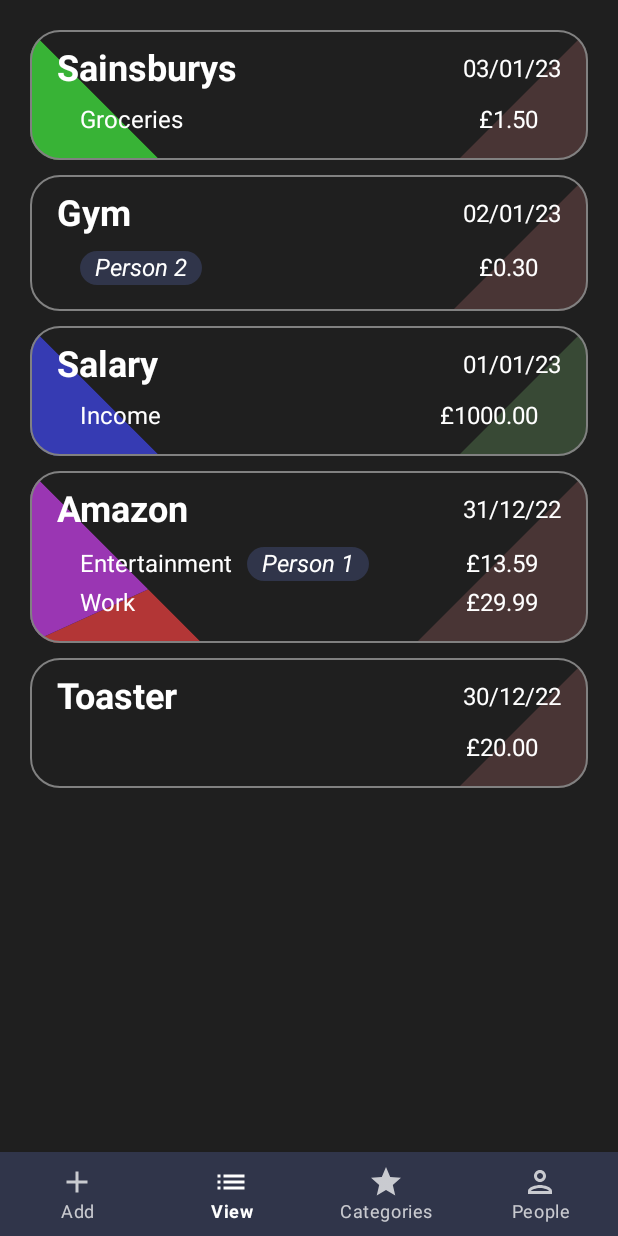
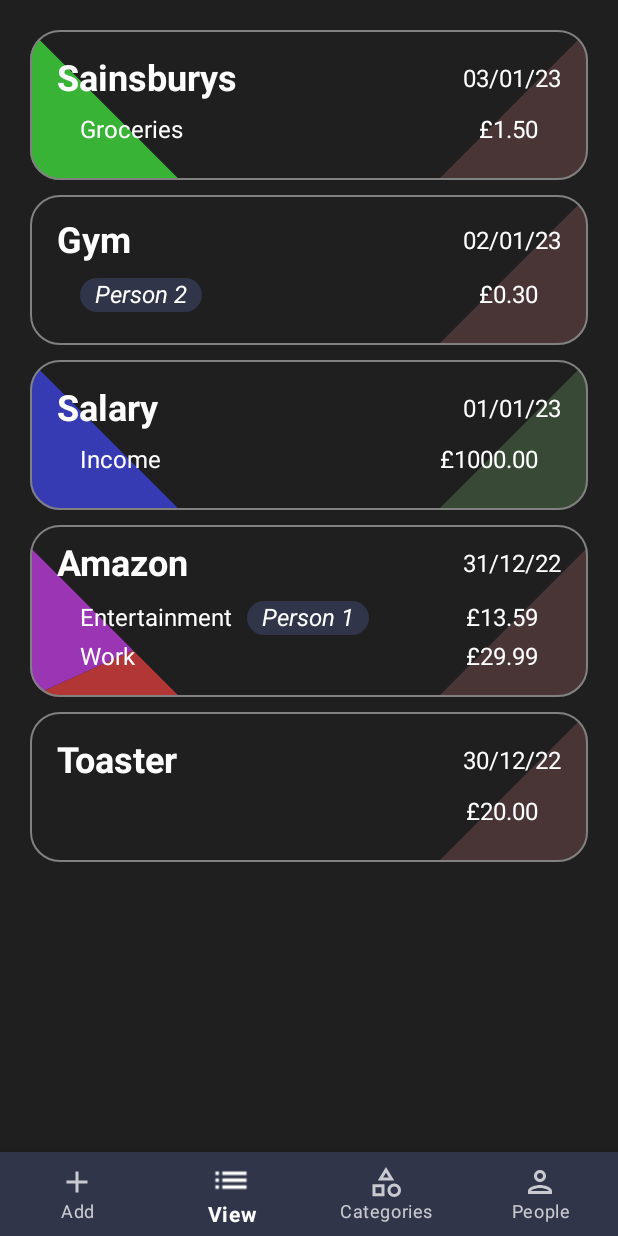
Before and after one commit to EwasWorld/ProjectNummi, an Android app built with Jetpack Compose: the screen it shows after launch (MainActivity), on a phone screen of 412 x 824 dp. Run offline under Robolectric (Android 15) with nearby library versions, the phone set to English and light mode, and no system bars.

Commit message:
Forced a fixed height on ViewTransactionsScreen corner triangles. Added a scalar to the selected icon and changed category icon on NummiBottomNav

```diff
--- a/app/src/main/java/com/eywa/projectnummi/common/Coordinates.kt
+++ b/app/src/main/java/com/eywa/projectnummi/common/Coordinates.kt
@@ -12,6 +12,9 @@ data class Cartesian(
     )
 }
 
+/**
+ * @param theta in radians
+ */
 data class Polar(
         val r: Float,
         val theta: Float,
--- a/app/src/main/java/com/eywa/projectnummi/features/viewTransactions/ViewTransactionsScreen.kt
+++ b/app/src/main/java/com/eywa/projectnummi/features/viewTransactions/ViewTransactionsScreen.kt
@@ -50,12 +50,14 @@ fun ViewTransactionsScreen(
             modifier = Modifier.fillMaxSize()
     ) {
         items(displayItems) { item ->
-            Box {
-                Surface(
-                        color = Color.Transparent,
-                        border = BorderStroke(NummiTheme.dimens.listItemBorder, NummiTheme.colors.listItemBorder),
-                        shape = NummiTheme.shapes.generalListItem,
-                        modifier = Modifier.fillMaxWidth()
+            Surface(
+                    color = Color.Transparent,
+                    border = BorderStroke(NummiTheme.dimens.listItemBorder, NummiTheme.colors.listItemBorder),
+                    shape = NummiTheme.shapes.generalListItem,
+                    modifier = Modifier.fillMaxWidth()
+            ) {
+                Box(
+                        contentAlignment = Alignment.Center
                 ) {
                     if (item.amount.any { it.category != null }) {
                         CornerTriangleBox(
@@ -63,7 +65,9 @@ fun ViewTransactionsScreen(
                                 state = CornerTriangleShapeState(
                                         isTop = false,
                                         segmentWeights = item.amount.map { it.amount },
+                                        forceSize = 100.dp,
                                 ),
+                                modifier = Modifier.align(Alignment.BottomStart)
                         )
                     }
                     CornerTriangleBox(
@@ -71,8 +75,11 @@ fun ViewTransactionsScreen(
                             state = CornerTriangleShapeState(
                                     isTop = false,
                                     isLeft = false,
+                                    forceSize = 100.dp,
                             ),
-                            modifier = Modifier.alpha(0.3f)
+                            modifier = Modifier
+                                    .alpha(0.3f)
+                                    .align(Alignment.BottomEnd)
                     )
                     Column(
                             horizontalAlignment = Alignment.CenterHorizontally,
--- a/app/src/main/java/com/eywa/projectnummi/main/NummiBottomNav.kt
+++ b/app/src/main/java/com/eywa/projectnummi/main/NummiBottomNav.kt
@@ -6,20 +6,20 @@ import androidx.compose.material.icons.Icons
 import androidx.compose.material.icons.filled.Add
 import androidx.compose.material.icons.filled.List
 import androidx.compose.material.icons.filled.Person
-import androidx.compose.material.icons.filled.Star
 import androidx.compose.material.icons.outlined.Add
 import androidx.compose.material.icons.outlined.List
 import androidx.compose.material.icons.outlined.Person
-import androidx.compose.material.icons.outlined.Star
 import androidx.compose.runtime.Composable
 import androidx.compose.runtime.getValue
 import androidx.compose.ui.Modifier
+import androidx.compose.ui.draw.scale
 import androidx.compose.ui.semantics.contentDescription
 import androidx.compose.ui.semantics.semantics
 import androidx.compose.ui.text.font.FontWeight
 import androidx.compose.ui.text.style.TextOverflow
 import androidx.navigation.NavController
 import androidx.navigation.compose.currentBackStackEntryAsState
+import com.eywa.projectnummi.R
 import com.eywa.projectnummi.ui.theme.NummiTheme
 import com.eywa.projectnummi.ui.utils.NummiIconInfo
 
@@ -63,8 +63,8 @@ fun NummiBottomNav(
                 onClick = onClick,
         )
         NummiBottomNavItem(
-                icon = NummiIconInfo.VectorIcon(Icons.Outlined.Star),
-                selectedIcon = NummiIconInfo.VectorIcon(Icons.Filled.Star),
+                icon = NummiIconInfo.PainterIcon(R.drawable.ic_category_outline),
+                selectedIcon = NummiIconInfo.PainterIcon(R.drawable.ic_category_baseline),
                 label = "Categories",
                 contentDescription = "Manage categories",
                 destination = MainNavRoute.MANAGE_CATEGORIES,
@@ -147,6 +147,8 @@ fun RowScope.NummiBottomNavItem(
                         overflow = TextOverflow.Ellipsis,
                 )
             },
-            modifier = Modifier.semantics { this.contentDescription = contentDescription }
+            modifier = Modifier
+                    .semantics { this.contentDescription = contentDescription }
+                    .scale(if (isSelected) 1.15f else 1.0f)
     )
 }
--- a/app/src/main/java/com/eywa/projectnummi/ui/components/CornerTriangleShape.kt
+++ b/app/src/main/java/com/eywa/projectnummi/ui/components/CornerTriangleShape.kt
@@ -15,6 +15,7 @@ import androidx.compose.ui.graphics.Color
 import androidx.compose.ui.tooling.preview.Preview
 import androidx.compose.ui.tooling.preview.PreviewParameter
 import androidx.compose.ui.tooling.preview.datasource.CollectionPreviewParameterProvider
+import androidx.compose.ui.unit.Dp
 import androidx.compose.ui.unit.dp
 import com.eywa.projectnummi.common.ColorHelper
 import com.eywa.projectnummi.common.Polar
@@ -32,6 +33,10 @@ data class CornerTriangleShapeState(
          * False: Each segment is given the same arc angle
          */
         val usePercentage: Boolean = true,
+        /**
+         * If no size is provided, matches parent size
+         */
+        val forceSize: Dp? = null,
 ) {
     private val percentage = 1f / (segmentWeights.sum())
 
@@ -50,7 +55,11 @@ data class CornerTriangleShapeState(
                         segmentWeights[segmentIndex] * percentage
                 )
             }
+
 }
+
+private fun Modifier.getSizeModifier(scope: BoxScope, forceSize: Dp? = null) =
+        if (forceSize == null) with(scope) { matchParentSize() } else size(forceSize)
 
 /**
  * Note: if [colors] length doesn't match [CornerTriangleShapeState.segmentWeights] length,
@@ -64,9 +73,10 @@ fun BoxScope.CornerTriangleBox(
         state: CornerTriangleShapeState = CornerTriangleShapeState(),
 ) {
     require(colors.isNotEmpty()) { "Must provide at least one colour" }
+
     Box(
             modifier = modifier
-                    .matchParentSize()
+                    .getSizeModifier(this, state.forceSize)
                     .clip(state
                             .copy(segmentWeights = listOf(1))
                             .getShape())
@@ -95,7 +105,7 @@ fun BoxScope.CornerTriangleBox(
 ) {
     Box(
             modifier = modifier
-                    .matchParentSize()
+                    .getSizeModifier(this, state.forceSize)
                     .clip(state.getShape(segmentIndex))
                     .background(color)
     )
--- /dev/null
+++ b/app/src/main/res/drawable/ic_category_baseline.xml
@@ -0,0 +1,20 @@
+<vector xmlns:android="http://schemas.android.com/apk/res/android"
+    android:width="24dp"
+    android:height="24dp"
+    android:tint="@color/white"
+    android:viewportWidth="24"
+    android:viewportHeight="24"
+    >
+    <path
+        android:fillColor="@android:color/white"
+        android:pathData="M12,2l-5.5,9h11z"
+        />
+    <path
+        android:fillColor="@android:color/white"
+        android:pathData="M17.5,17.5m-4.5,0a4.5,4.5 0,1 1,9 0a4.5,4.5 0,1 1,-9 0"
+        />
+    <path
+        android:fillColor="@android:color/white"
+        android:pathData="M3,13.5h8v8H3z"
+        />
+</vector>
--- /dev/null
+++ b/app/src/main/res/drawable/ic_category_outline.xml
@@ -0,0 +1,12 @@
+<vector xmlns:android="http://schemas.android.com/apk/res/android"
+    android:width="24dp"
+    android:height="24dp"
+    android:tint="@color/white"
+    android:viewportWidth="24"
+    android:viewportHeight="24"
+    >
+    <path
+        android:fillColor="@android:color/white"
+        android:pathData="M12,2l-5.5,9h11L12,2zM12,5.84L13.93,9h-3.87L12,5.84zM17.5,13c-2.49,0 -4.5,2.01 -4.5,4.5s2.01,4.5 4.5,4.5 4.5,-2.01 4.5,-4.5 -2.01,-4.5 -4.5,-4.5zM17.5,20c-1.38,0 -2.5,-1.12 -2.5,-2.5s1.12,-2.5 2.5,-2.5 2.5,1.12 2.5,2.5 -1.12,2.5 -2.5,2.5zM3,21.5h8v-8L3,13.5v8zM5,15.5h4v4L5,19.5v-4z"
+        />
+</vector>
```
